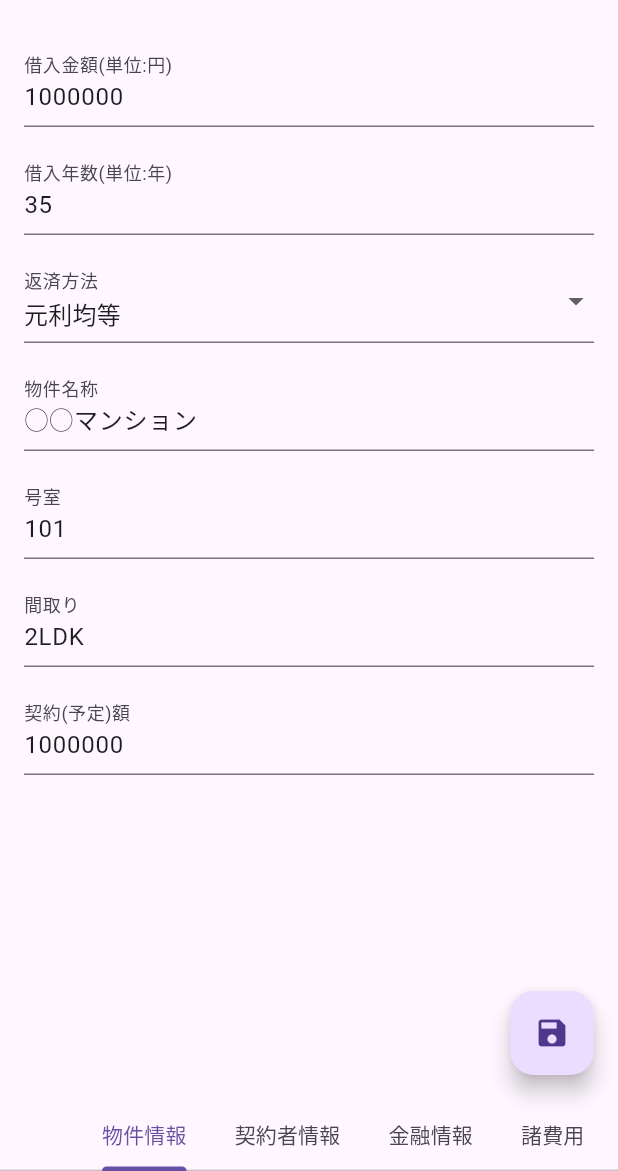
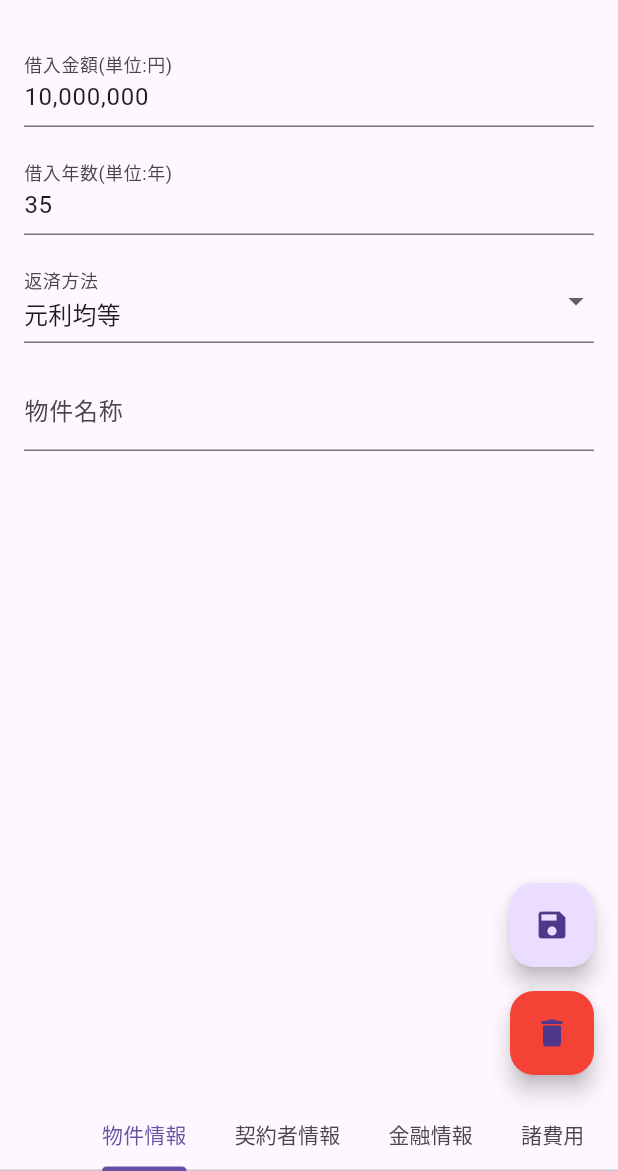
Before and after one commit to ilcmiso/alcm, a Flutter app: the screen it shows after launch, on a phone screen of 412 x 824 dp, the part 65-1236 px from its top. Run offline on Flutter 3.47's test engine with Material 3 defaults, Android fonts, the light colour scheme and no system bars; our stand-ins replace logger, sqflite; accounts and stored records are empty.

Commit message:
デバッグ用sqlite削除ボタン実装 数値の最小、最大数の設定 小数点可能に設定

```diff
--- a/lib/sqlcmn.dart
+++ b/lib/sqlcmn.dart
@@ -89,4 +89,14 @@ class SQLiteCommon {
       whereArgs: [pageName],
     );
   }
+
+  // ページ単位で保存データを削除するメソッド
+  Future<int> deleteFormEntries(String pageName) async {
+    final db = await database;
+    return await db.delete(
+      'form_entries',
+      where: 'page_name = ?',
+      whereArgs: [pageName],
+    );
+  }
 }
--- a/lib/ui_fplan.dart
+++ b/lib/ui_fplan.dart
@@ -26,18 +26,21 @@ class _PropertyInputFormState extends State<PropertyInputForm>
     {
       "title": "物件情報",
       "fields": [
-        {"label": "借入金額(単位:円)", "type": "number", "default": "1000000"},
-        {"label": "借入年数(単位:年)", "type": "number", "default": "35"},
+        {"label": "借入金額(単位:円)", "type": "number", "default": "10,000,000"},
+        {
+          "label": "借入年数(単位:年)",
+          "type": "number",
+          "default": "35",
+          "min": 1,
+          "max": 50
+        },
         {
           "label": "返済方法",
           "type": "select",
           "options": ["元利均等", "元金均等"],
           "default": "元利均等"
         },
-        {"label": "物件名称", "type": "text", "default": "◯◯マンション"},
-        {"label": "号室", "type": "number", "default": "101"},
-        {"label": "間取り", "type": "text", "default": "2LDK"},
-        {"label": "契約(予定)額", "type": "number", "default": "1000000"}
+        {"label": "物件名称", "type": "text", "placeholder": "◯◯マンション"}
       ]
     },
     {
@@ -62,7 +65,7 @@ class _PropertyInputFormState extends State<PropertyInputForm>
           "options": ["固定", "変動"],
           "default": "変動"
         },
-        {"label": "元金(万円)", "type": "number", "default": "1000"},
+        {"label": "元金(単位:万円)", "type": "number", "default": "1,000"},
         {
           "label": "金利(%)",
           "type": "number",
@@ -143,6 +146,22 @@ class _PropertyInputFormState extends State<PropertyInputForm>
     cmnSnackBar(context, "保存が完了しました");
   }
 
+  /// SQLiteの保存データを削除する
+  Future<void> _deleteDataFromDB() async {
+    // 各タブごとに保存されたデータを削除
+    for (var tab in tabsConfig) {
+      String pageTitle = tab["title"];
+      await _db.deleteFormEntries(pageTitle);
+    }
+    // ローカルのフォームデータもクリア
+    _formData.clear();
+    for (var controller in _controllers.values) {
+      controller.clear();
+    }
+    setState(() {});
+    cmnSnackBar(context, "保存データを削除しました");
+  }
+
   @override
   Widget build(BuildContext context) {
     return Scaffold(
@@ -165,10 +184,23 @@ class _PropertyInputFormState extends State<PropertyInputForm>
             .map((tab) => Tab(text: tab["title"].toString()))
             .toList(),
       ),
-      floatingActionButton: FloatingActionButton(
-        onPressed: _saveDataToDB,
-        tooltip: "データ保存",
-        child: const Icon(Icons.save),
+      // 保存ボタンと削除ボタンを縦に配置
+      floatingActionButton: Column(
+        mainAxisSize: MainAxisSize.min,
+        children: [
+          FloatingActionButton(
+            onPressed: _saveDataToDB,
+            tooltip: "データ保存",
+            child: const Icon(Icons.save),
+          ),
+          const SizedBox(height: 16),
+          FloatingActionButton(
+            onPressed: _deleteDataFromDB,
+            tooltip: "保存データ削除",
+            backgroundColor: Colors.red,
+            child: const Icon(Icons.delete),
+          ),
+        ],
       ),
     );
   }
@@ -188,23 +220,34 @@ class _PropertyInputFormState extends State<PropertyInputForm>
               padding: const EdgeInsets.only(bottom: 16.0),
               child: TextField(
                 controller: _controllers[key],
-                decoration:
-                    InputDecoration(labelText: field["label"].toString()),
+                decoration: InputDecoration(
+                  labelText: field["label"].toString(),
+                  hintText: field["placeholder"]?.toString(),
+                ),
                 onChanged: (value) {
                   _formData[key] = value;
                 },
               ),
             );
           case "number":
-            // 小数点以下桁数が指定されてるかチェック
             int? decimalPlaces = field["decimal_places"] != null
                 ? int.tryParse(field["decimal_places"].toString())
                 : null;
-            TextInputFormatter formatter;
+            // 組み合わせる inputFormatters をリストで生成
+            List<TextInputFormatter> inputFormatters = [];
+            // もし min, max が設定されてたら、RangeInputFormatter（double対応）を追加
+            if (field["min"] != null && field["max"] != null) {
+              inputFormatters.add(RangeInputFormatter(
+                min: double.parse(field["min"].toString()),
+                max: double.parse(field["max"].toString()),
+              ));
+            }
+            // 小数点指定があれば DecimalNumberFormatter、なければ整数用の ThousandsFormatter を追加
             if (decimalPlaces != null && decimalPlaces > 0) {
-              formatter = DecimalNumberFormatter(decimalPlaces: decimalPlaces);
+              inputFormatters
+                  .add(DecimalNumberFormatter(decimalPlaces: decimalPlaces));
             } else {
-              formatter = ThousandsFormatter();
+              inputFormatters.add(ThousandsFormatter());
             }
             return Padding(
               padding: const EdgeInsets.only(bottom: 16.0),
@@ -216,7 +259,7 @@ class _PropertyInputFormState extends State<PropertyInputForm>
                 ),
                 keyboardType:
                     const TextInputType.numberWithOptions(decimal: true),
-                inputFormatters: <TextInputFormatter>[formatter],
+                inputFormatters: inputFormatters,
                 onChanged: (value) {
                   _formData[key] = value;
                 },
@@ -227,9 +270,10 @@ class _PropertyInputFormState extends State<PropertyInputForm>
             return Padding(
               padding: const EdgeInsets.only(bottom: 16.0),
               child: DropdownButtonFormField<String>(
-                decoration:
-                    InputDecoration(labelText: field["label"].toString()),
-                value: _formData[key]!.isEmpty ? null : _formData[key],
+                decoration: InputDecoration(
+                  labelText: field["label"].toString(),
+                ),
+                value: ((_formData[key] ?? '').isEmpty) ? null : _formData[key],
                 items: options.map<DropdownMenuItem<String>>((option) {
                   return DropdownMenuItem<String>(
                     value: option.toString(),
@@ -259,7 +303,6 @@ class ThousandsFormatter extends TextInputFormatter {
   @override
   TextEditingValue formatEditUpdate(
       TextEditingValue oldValue, TextEditingValue newValue) {
-    // カンマを除去して数字だけにする
     String digitsOnly = newValue.text.replaceAll(RegExp(r','), '');
     if (digitsOnly.isEmpty) return newValue.copyWith(text: '');
     int? number = int.tryParse(digitsOnly);
@@ -272,18 +315,18 @@ class ThousandsFormatter extends TextInputFormatter {
   }
 }
 
-/// 小数対応の数値入力フォーマッター
-/// 整数部は3桁カンマ表示し、小数部は指定桁数まで許容する
+/// 小数対応の数値入力フォーマッター（グルーピング無効、en_USロケール）
 class DecimalNumberFormatter extends TextInputFormatter {
   final int decimalPlaces;
-  final NumberFormat formatter = NumberFormat.decimalPattern();
+  final NumberFormat formatter;
 
-  DecimalNumberFormatter({required this.decimalPlaces});
+  DecimalNumberFormatter({required this.decimalPlaces})
+      : formatter = NumberFormat.decimalPattern('en_US')..turnOffGrouping();
 
   @override
   TextEditingValue formatEditUpdate(
       TextEditingValue oldValue, TextEditingValue newValue) {
-    // カンマを除去
+    // 入力値からカンマを除去
     String newText = newValue.text.replaceAll(',', '');
     // 数字と小数点のみ許可
     if (!RegExp(r'^\d*\.?\d*$').hasMatch(newText)) {
@@ -292,7 +335,6 @@ class DecimalNumberFormatter extends TextInputFormatter {
     List<String> parts = newText.split('.');
     String integerPart = parts[0];
     String decimalPart = parts.length > 1 ? parts[1] : '';
-
     if (decimalPart.length > decimalPlaces) {
       decimalPart = decimalPart.substring(0, decimalPlaces);
     }
@@ -314,3 +356,26 @@ class DecimalNumberFormatter extends TextInputFormatter {
     );
   }
 }
+
+/// 指定した範囲内の数値のみ許可する TextInputFormatter（double対応）
+class RangeInputFormatter extends TextInputFormatter {
+  final double min;
+  final double max;
+
+  RangeInputFormatter({required this.min, required this.max});
+
+  @override
+  TextEditingValue formatEditUpdate(
+      TextEditingValue oldValue, TextEditingValue newValue) {
+    // 途中入力を許容するため、空文字はそのまま返す
+    if (newValue.text.isEmpty) return newValue;
+    // カンマ除去後、doubleに変換
+    String newText = newValue.text.replaceAll(RegExp(r','), '');
+    double? value = double.tryParse(newText);
+    if (value == null) return oldValue;
+    if (value < min || value > max) {
+      return oldValue;
+    }
+    return newValue;
+  }
+}
```
